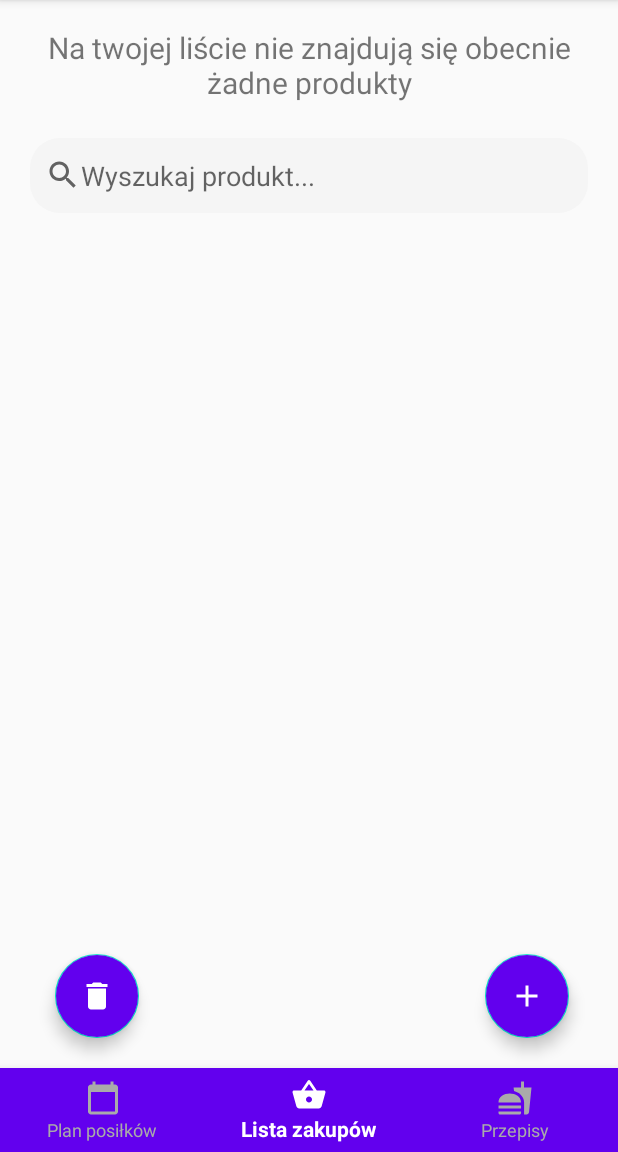
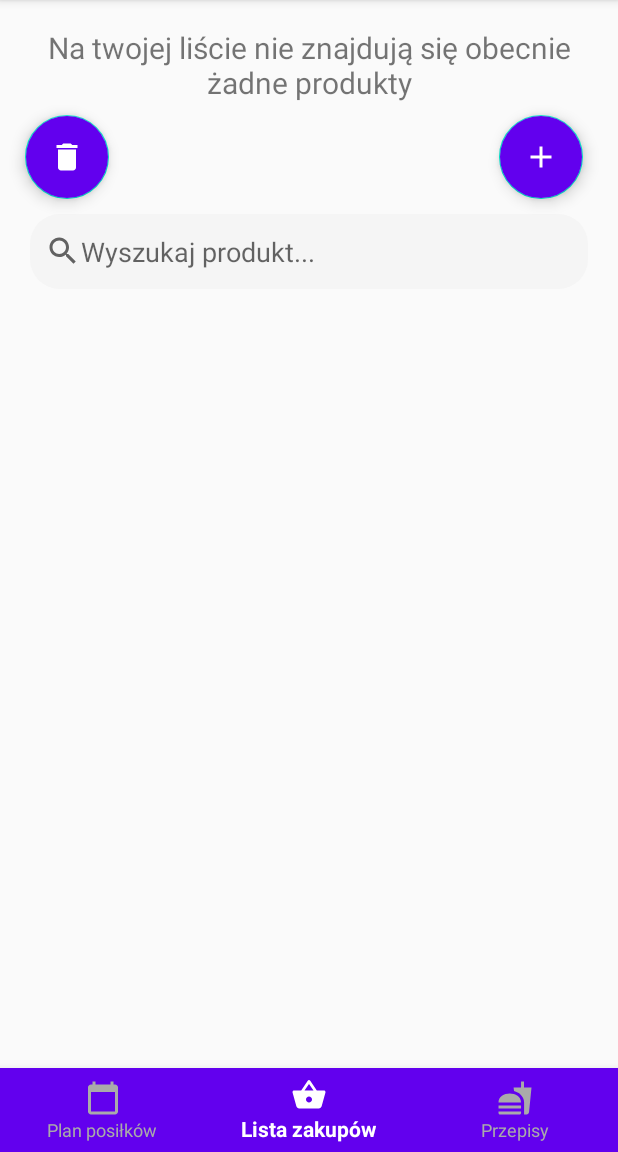
Before and after one commit to OlaStawarz/Inzynierka, an Android app: the ShoppingList screen opened directly, with no data from a screen before it, on a phone screen of 412 x 824 dp, the part 84-1236 px from its top. Run offline under Robolectric (Android 15) with nearby library versions, the phone set to English and light mode, and no system bars; our stand-ins replace Firebase (no records; nobody signed in at launch, a user with empty details on screens opened directly); libraries missing offline, so code that uses them is left out: it.xabaras.android.

Commit message:
Fix shopping list layout

```diff
--- a/app/src/main/res/layout/activity_shopping_list.xml
+++ b/app/src/main/res/layout/activity_shopping_list.xml
@@ -1,5 +1,5 @@
 <?xml version="1.0" encoding="utf-8"?>
-<androidx.constraintlayout.widget.ConstraintLayout xmlns:android="http://schemas.android.com/apk/res/android"
+    <RelativeLayout xmlns:android="http://schemas.android.com/apk/res/android"
         xmlns:app="http://schemas.android.com/apk/res-auto"
         xmlns:tools="http://schemas.android.com/tools"
         android:layout_width="match_parent"
@@ -14,44 +14,54 @@
         app:itemBackground="@color/colorPrimary"
         app:itemIconTint="@drawable/selector"
         app:itemTextColor="@drawable/selector"
+        android:layout_alignParentBottom="true"
         app:layout_constraintBottom_toBottomOf="parent"
         app:layout_constraintEnd_toEndOf="parent"
         app:layout_constraintStart_toStartOf="parent"
         app:menu="@menu/menu_naviagation" />
 
+    <ScrollView
+        android:layout_width="match_parent"
+        android:layout_height="match_parent">
+
+        <androidx.constraintlayout.widget.ConstraintLayout
+            android:layout_width="match_parent"
+            android:layout_height="wrap_content">
+
+
             <com.google.android.material.floatingactionbutton.FloatingActionButton
                 android:id="@+id/floatingActionButtonShoppingList"
                 android:layout_width="wrap_content"
                 android:layout_height="wrap_content"
-        android:layout_marginEnd="15dp"
                 android:backgroundTint="@color/colorPrimary"
                 android:src="@drawable/ic_add"
                 app:layout_constraintBottom_toBottomOf="@+id/floatingActionButtonDeleteList"
-        app:layout_constraintEnd_toEndOf="@+id/recycler_view_shopping_list" />
+                app:layout_constraintEnd_toEndOf="@+id/editTextSearchItem" />
 
             <com.google.android.material.floatingactionbutton.FloatingActionButton
                 android:id="@+id/floatingActionButtonDeleteList"
                 android:layout_width="wrap_content"
                 android:layout_height="wrap_content"
-        android:layout_marginStart="15dp"
-        android:layout_marginBottom="20dp"
                 android:backgroundTint="@color/colorPrimary"
                 android:src="@drawable/ic_delete"
-        app:layout_constraintBottom_toTopOf="@+id/bottom_navigation"
-        app:layout_constraintStart_toStartOf="@+id/recycler_view_shopping_list" />
+                app:layout_constraintStart_toStartOf="@+id/editTextSearchItem"
+                app:layout_constraintTop_toBottomOf="@+id/textViewAmountOfItem" />
 
 
             <androidx.recyclerview.widget.RecyclerView
                 android:id="@+id/recycler_view_shopping_list"
-        android:layout_width="373dp"
-        android:layout_height="424dp"
-        android:layout_marginStart="5dp"
-        android:layout_marginEnd="5dp"
-        app:layout_constraintBottom_toTopOf="@+id/floatingActionButtonDeleteList"
+                android:layout_width="0dp"
+                android:layout_height="wrap_content"
+                android:layout_marginStart="10dp"
+                android:layout_marginTop="10dp"
+                android:layout_marginEnd="10dp"
+                android:layout_marginBottom="60dp"
+                app:layout_constraintBottom_toBottomOf="parent"
                 app:layout_constraintEnd_toEndOf="parent"
-        app:layout_constraintHorizontal_bias="0.56"
+                app:layout_constraintHorizontal_bias="1.0"
                 app:layout_constraintStart_toStartOf="parent"
-        app:layout_constraintTop_toBottomOf="@+id/editTextSearchItem" />
+                app:layout_constraintTop_toBottomOf="@+id/editTextSearchItem"
+                app:layout_constraintVertical_bias="0.0" />
 
             <TextView
                 android:id="@+id/textViewAmountOfItem"
@@ -60,8 +70,8 @@
                 android:layout_marginStart="5dp"
                 android:layout_marginTop="10dp"
                 android:layout_marginEnd="5dp"
+                android:gravity="center"
                 android:padding="8dp"
-        android:gravity="center"
                 android:text="Ilość"
                 android:textSize="20sp"
                 app:layout_constraintEnd_toEndOf="parent"
@@ -73,7 +83,7 @@
                 android:layout_width="match_parent"
                 android:layout_height="50dp"
                 android:layout_marginStart="20dp"
-        android:layout_marginTop="15dp"
+                android:layout_marginTop="10dp"
                 android:layout_marginEnd="20dp"
                 android:background="@drawable/rounded_edittext"
                 android:ems="10"
@@ -81,9 +91,11 @@
                 android:inputType="textPersonName"
                 android:paddingStart="10dp"
                 app:layout_constraintEnd_toEndOf="@+id/recycler_view_shopping_list"
-        app:layout_constraintHorizontal_bias="0.0"
+                app:layout_constraintHorizontal_bias="0.684"
                 app:layout_constraintStart_toStartOf="@+id/recycler_view_shopping_list"
-        app:layout_constraintTop_toBottomOf="@+id/textViewAmountOfItem" />
-
+                app:layout_constraintTop_toBottomOf="@+id/floatingActionButtonDeleteList" />
 
         </androidx.constraintlayout.widget.ConstraintLayout>
+    </ScrollView>
+
+    </RelativeLayout>
```
Lines whose indentation alone changed are shown as unchanged.
